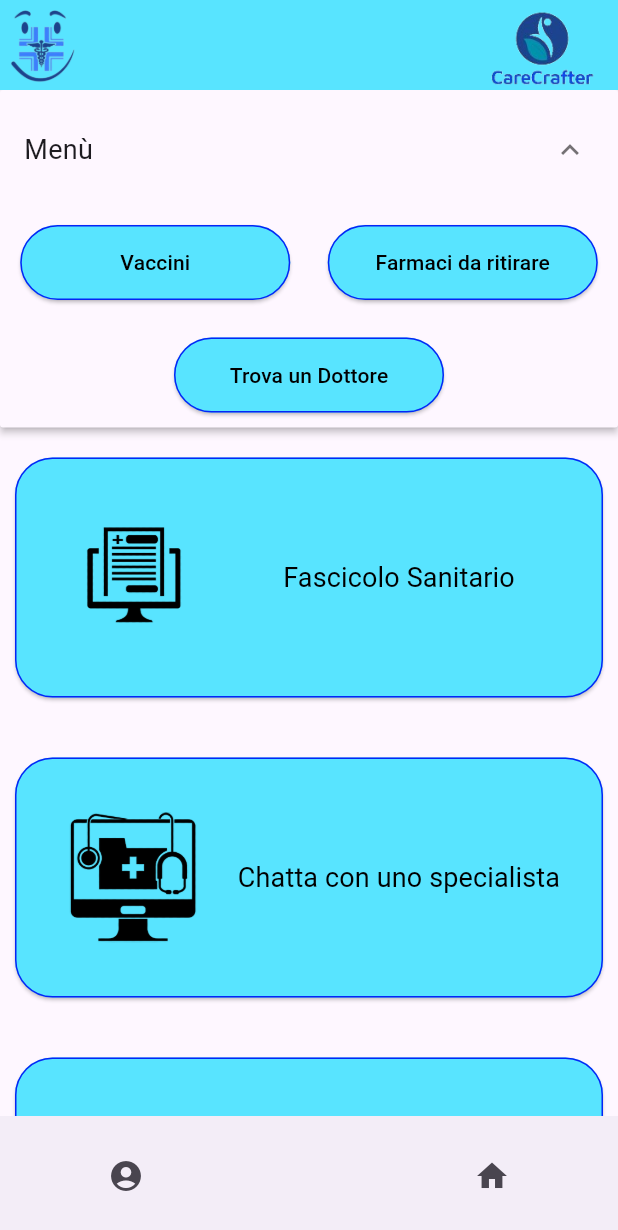
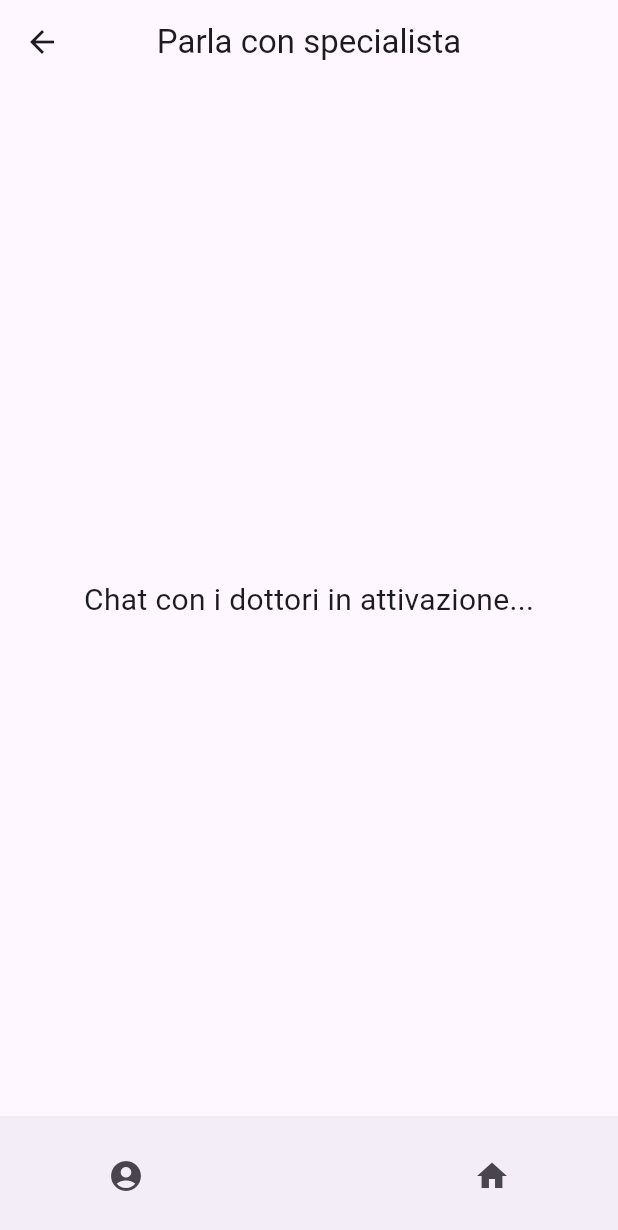
Before and after one commit to Lockyleo1/CareCrafter, a Flutter app: the screen it shows after launch, after a tap on the "expand more" icon, after a tap on "Chatta con uno specialista", on a phone screen of 412 x 824 dp. Shown: the top 1230 px of the screen. Run offline on Flutter 3.47's test engine with Material 3 defaults, Android fonts, the phone set to English and light mode, and no system bars; our stand-ins replace image_picker, table_calendar; missing offline and left inert: kommunicate_flutter.

Commit message:
Add ChatBot for chat with doctor

```diff
--- a/care_crafter/lib/main.dart
+++ b/care_crafter/lib/main.dart
@@ -1,5 +1,6 @@
 import 'package:care_crafter/screens/PetHomePage.dart';
 import 'package:care_crafter/screens/appointments.dart';
+import 'package:care_crafter/screens/specialista.dart';
 import 'package:care_crafter/widgets/custom_bottom_navigation_bar.dart';
 import 'package:flutter/material.dart';
 import 'package:table_calendar/table_calendar.dart';
@@ -143,7 +144,10 @@ class _HomePageCareCrafterState extends State<HomePageCareCrafter> {
   Widget _buildChatWithSpecialistButton() {
     return _buildSquareButton('Chatta con uno specialista',
         "assets/Immagini_CareCrafter/ChattaConSpecialista.png", () {
-      print('Chat with Specialist Button clicked');
+     Navigator.push(
+        context,
+        MaterialPageRoute(builder: (context) => Specialista()),
+      );
     });
   }
 
--- /dev/null
+++ b/care_crafter/lib/screens/specialista.dart
@@ -0,0 +1,83 @@
+import 'package:care_crafter/main.dart';
+import 'package:care_crafter/widgets/custom_bottom_navigation_bar.dart';
+import 'package:flutter/foundation.dart';
+import 'package:flutter/material.dart';
+import 'package:kommunicate_flutter/kommunicate_flutter.dart';
+
+void main() {
+  runApp(const Specialista());
+}
+
+class Specialista extends StatelessWidget {
+  const Specialista({super.key});
+
+  @override
+  Widget build(BuildContext context) {
+    return MaterialApp(
+      title: 'specialista',
+      theme: ThemeData(
+        primarySwatch: Colors.blue,
+      ),
+      home: const MyHomePage(),
+    );
+  }
+}
+
+class MyHomePage extends StatefulWidget {
+  const MyHomePage({super.key});
+
+  @override
+  // ignore: library_private_types_in_public_api
+  _MyHomePageState createState() => _MyHomePageState();
+}
+
+class _MyHomePageState extends State<MyHomePage> {
+  @override
+  void initState() {
+    super.initState();
+    startConversation();
+  }
+
+  void startConversation() {
+    dynamic conversationObject = {
+      'appId': '2f19c9ee0a7721af07ab4487897ee436e',
+    };
+
+    KommunicateFlutterPlugin.buildConversation(conversationObject)
+        .then((clientConversationId) {
+      if (kDebugMode) {
+        print("Conversation builder success : $clientConversationId");
+      }
+    }).catchError((error) {
+      if (kDebugMode) {
+        print("Conversation builder error : $error");
+      }
+    });
+  }
+
+  @override
+  Widget build(BuildContext context) {
+    return Scaffold(
+      appBar: AppBar(
+        leading: IconButton(
+          icon: Icon(Icons.arrow_back),
+          onPressed: () {
+            Navigator.push(
+              context,
+              MaterialPageRoute(builder: (context) => HomePageCareCrafter()),
+            );
+          },
+        ),
+        title: Text('Parla con specialista'),
+        centerTitle: true,
+      ),
+      body: const Center(
+        child: Text(
+          'Chat con i dottori in attivazione...',
+          style: TextStyle(fontSize: 20),
+        ),
+      ),
+      bottomNavigationBar: CustomBottomNavigationBar(),
+    );
+  }
+}
--- a/care_crafter/pubspec.yaml
+++ b/care_crafter/pubspec.yaml
@@ -28,6 +28,7 @@ dependencies:
   cupertino_icons: ^1.0.6
   flutter_pdfview: ^1.3.2
   image_picker: ^0.8.4+2
+  kommunicate_flutter: any
 
 dev_dependencies:
   flutter_test:
```
Also changed, not shown: care_crafter/pubspec.lock, 2 other files.
